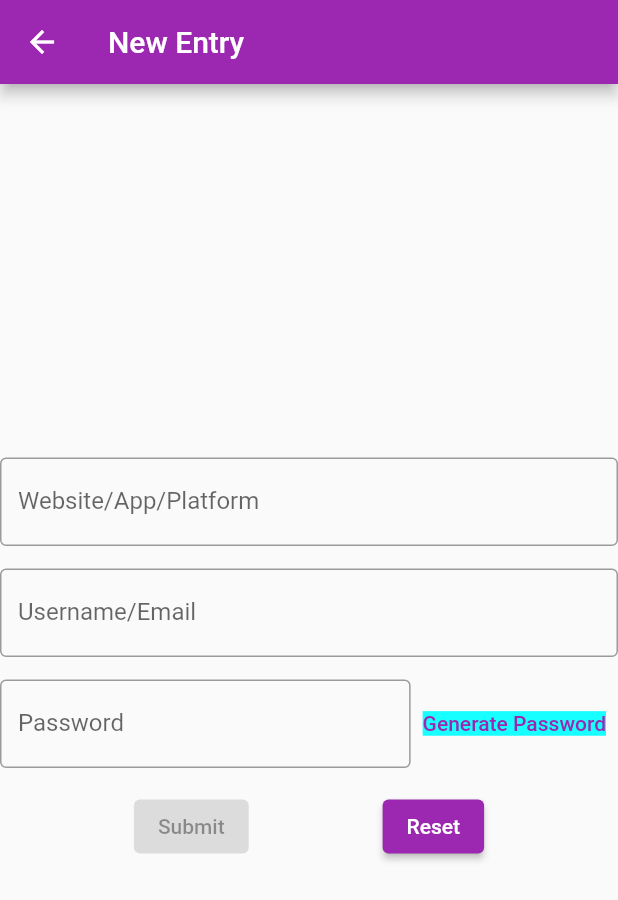
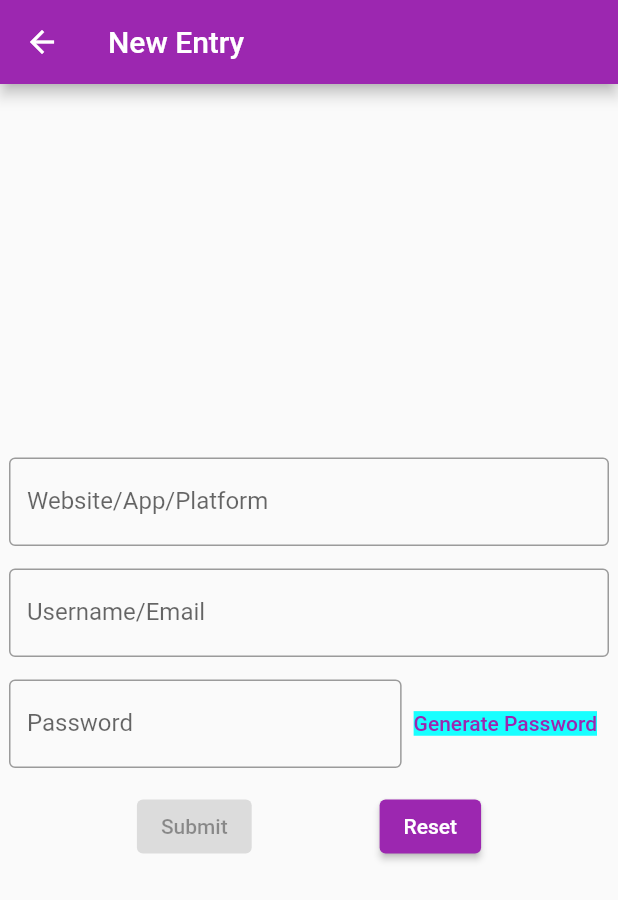
Before and after one commit to amalraj28/password_manager, a Flutter app: the CreateNewEntry screen opened by its route, on a phone screen of 412 x 824 dp. Shown: the top 900 px of the screen. Run offline on Flutter 3.47's test engine with Material 2 defaults, Android fonts, the phone set to English and light mode, and no system bars; our stand-ins replace realm, shared_preferences; missing offline and left inert: clipboard; accounts and stored records are empty; generated files the repository leaves out were written again.

Commit message:
Added Padding to TextFields

```diff
--- a/lib/screens/screen_new_entry.dart
+++ b/lib/screens/screen_new_entry.dart
@@ -44,7 +44,9 @@ class _CreateNewEntryState extends State<CreateNewEntry> {
           icon: const Icon(Icons.arrow_back),
         ),
       ),
-      body: Column(
+      body: Padding(
+        padding: const EdgeInsets.symmetric(horizontal: 6),
+        child: Column(
           mainAxisAlignment: MainAxisAlignment.center,
           children: [
             TextFormField(
@@ -147,6 +149,7 @@ class _CreateNewEntryState extends State<CreateNewEntry> {
             ),
           ],
         ),
+      ),
     );
   }
 
@@ -234,6 +237,7 @@ class _CreateNewEntryState extends State<CreateNewEntry> {
     ScaffoldMessenger.of(ctx).showSnackBar(
       const SnackBar(
         content: Text('Data Saved Successfully'),
+        duration: Duration(seconds: 1),
       ),
     );
     _clearControllers();
```
Lines whose indentation alone changed are shown as unchanged.
